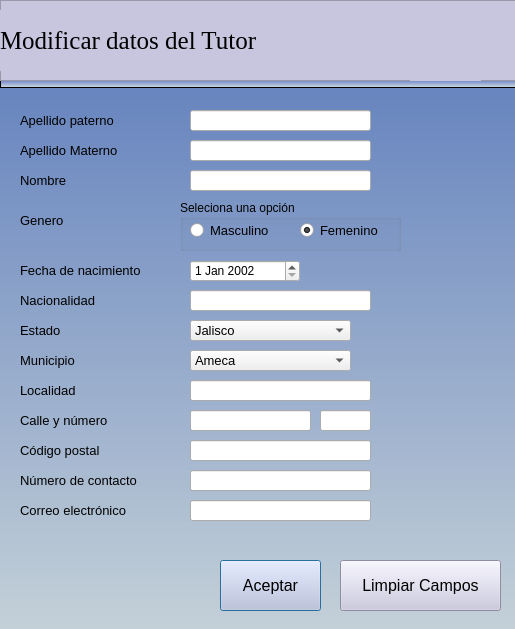
Before: the Qt Designer form pythonProject/vistas/editarTutor.ui in francisco2124/Cognidron-EEG-Version1.0, drawn with Qt 5.
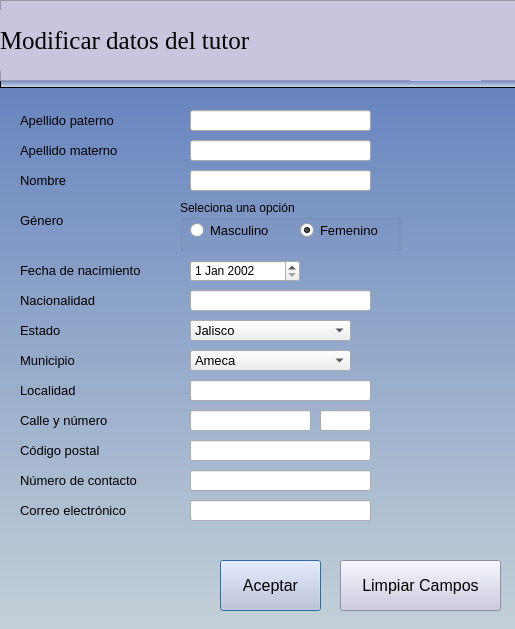
After: the same form once the commit is applied. Icons and pictures are not drawn.

Diff of the .ui file:
```diff
--- a/pythonProject/vistas/editarTutor.ui
+++ b/pythonProject/vistas/editarTutor.ui
@@ -399,7 +399,7 @@
     </font>
    </property>
    <property name="text">
-    <string>Apellido Materno</string>
+    <string>Apellido materno</string>
    </property>
   </widget>
   <widget class="QLineEdit" name="leNumeroContacto">
@@ -471,7 +471,7 @@
     </font>
    </property>
    <property name="text">
-    <string>Genero</string>
+    <string>Género</string>
    </property>
   </widget>
   <widget class="QLabel" name="label_2">
@@ -691,7 +691,7 @@
 font: 75 19pt &quot;Times New Roman&quot;;</string>
     </property>
     <property name="text">
-     <string>Modificar datos del Tutor</string>
+     <string>Modificar datos del tutor</string>
     </property>
    </widget>
    <widget class="QLabel" name="label_23">
```
